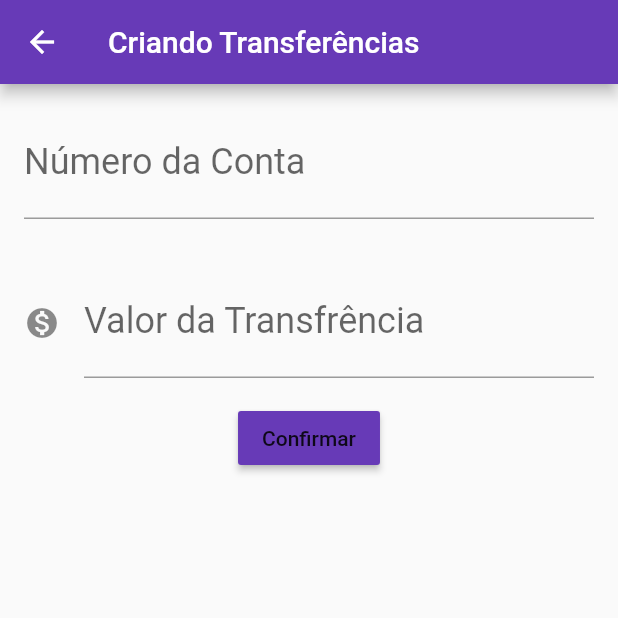
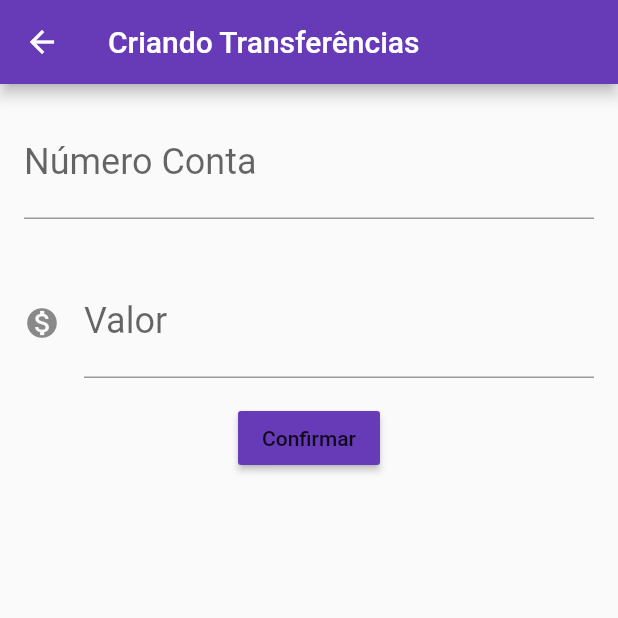
Before and after one commit to heulembarros/FundamentosFlutterAlura, a Flutter app: the screen it shows after launch, after a tap on "Confirmar", on a phone screen of 412 x 824 dp, the top half of it. Run offline on Flutter 3.47's test engine with Material 2 defaults, Android fonts, the phone set to English and light mode, and no system bars.

```diff
--- a/lib/main.dart
+++ b/lib/main.dart
@@ -29,49 +29,75 @@ class FormularioTransferencia extends StatelessWidget {
         ),
         body: Column(
           children: [
-            Padding(
-              padding: const EdgeInsets.all(16.0),
-              child: TextField(
-                controller: _controladorCampoNumeroConta,
-                style: TextStyle(
-                  fontSize: 24.0,
-                ),
-                decoration: InputDecoration(
-                    labelText: 'Número da Conta', hintText: '00000-00'),
-                keyboardType: TextInputType.number,
-              ),
-            ),
-            Padding(
-              padding: const EdgeInsets.all(16.0),
-              child: TextField(
-                controller: _controladorCampoValor,
-                style: TextStyle(
-                  fontSize: 24.0,
-                ),
-                decoration: InputDecoration(
-                    icon: Icon(Icons.monetization_on),
-                    labelText: 'Valor da Transfrência',
-                    hintText: '0.00'),
-                keyboardType: TextInputType.number,
-              ),
-            ),
+            Editor(
+                controlador: _controladorCampoNumeroConta,
+                rotulo: "Número Conta",
+                dica: '000'),
+            Editor(
+                controlador: _controladorCampoValor,
+                rotulo: "Valor",
+                dica: '0.00',
+                icone: Icons.monetization_on),
             RaisedButton(
               color: Colors.deepPurple,
               child: Text('Confirmar'),
               onPressed: () {
-                debugPrint('clicou no confirmar');
-                final String numeroConta = _controladorCampoNumeroConta.text;
-                final double valor = double.tryParse(_controladorCampoValor.text);
-                if(numeroConta != null && valor != null){
-                  final transferenciaCriada = Transferencia(valor, numeroConta);
-                  debugPrint('$transferenciaCriada');
-                }
+                _criaTransferencia(context);
               },
             )
           ],
         ));
   }
+
+  void _criaTransferencia(BuildContext context) {
+    final double numeroConta = double.tryParse(_controladorCampoNumeroConta.text);
+    final double valor = double.tryParse(_controladorCampoValor.text);
+    if(numeroConta != null && valor != null){
+      final transferenciaCriada = Transferencia(valor, numeroConta);
+      // debugPrint('$transferenciaCriada');
+      ScaffoldMessenger.of(context).showSnackBar(
+      SnackBar(
+        content: const Text('Transferência Realizada!'),
+        action: SnackBarAction(
+          label: 'Info',
+          onPressed: () {
+            // Code to execute.
+          },
+        ),
+        ),
+      );
+    }
+  }
 }
+
+class Editor extends StatelessWidget {
+
+  final TextEditingController controlador;
+  final String rotulo;
+  final String dica;
+  final IconData icone;
+
+  Editor({this.controlador, this.rotulo, this.dica, this.icone});
+
+  @override
+  Widget build(BuildContext context) {
+    return Padding(
+      padding: const EdgeInsets.all(16.0),
+      child: TextField(
+        controller: controlador,
+        style: TextStyle(
+          fontSize: 24.0,
+        ),
+        decoration: InputDecoration(
+          icon: icone != null ? Icon(icone) : null,
+            labelText: rotulo,
+            hintText: dica),
+        keyboardType: TextInputType.number,
+      ),
+    );
+  }
+}
+
 
 class ListaTranferencias extends StatelessWidget {
   @override
@@ -89,9 +115,9 @@ class ListaTranferencias extends StatelessWidget {
       ),
       body: Column(
         children: [
-          ItemTransferencia(Transferencia(200.00, '2000-00')),
-          ItemTransferencia(Transferencia(300.00, '3000-00')),
-          ItemTransferencia(Transferencia(400.00, '4000-00')),
+          ItemTransferencia(Transferencia(200.00, 200)),
+          ItemTransferencia(Transferencia(300.00, 300)),
+          ItemTransferencia(Transferencia(400.00, 400)),
         ],
       ),
       floatingActionButton: FloatingActionButton(
@@ -145,7 +171,7 @@ class ItemTransferencia extends StatelessWidget {
       child: ListTile(
         leading: Icon(Icons.monetization_on),
         title: Text(_transferencia.valor.toString()),
-        subtitle: Text(_transferencia.numeroConta),
+        subtitle: Text(_transferencia.numeroConta.toString()),
         trailing: Icon(Icons.more_vert),
       ),
     );
@@ -155,7 +181,7 @@ class ItemTransferencia extends StatelessWidget {
 
 class Transferencia{
   final double valor;
-  final String numeroConta;
+  final double numeroConta;
 
   Transferencia(this.valor, this.numeroConta);
 
```
